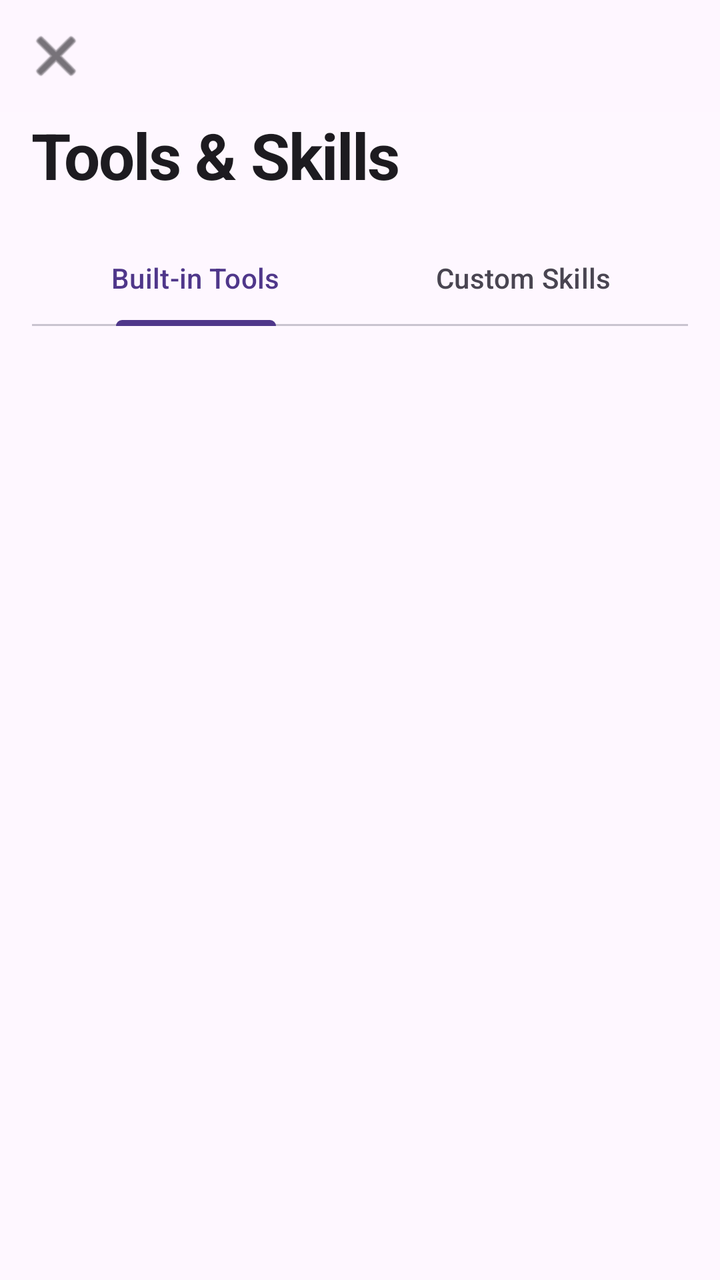
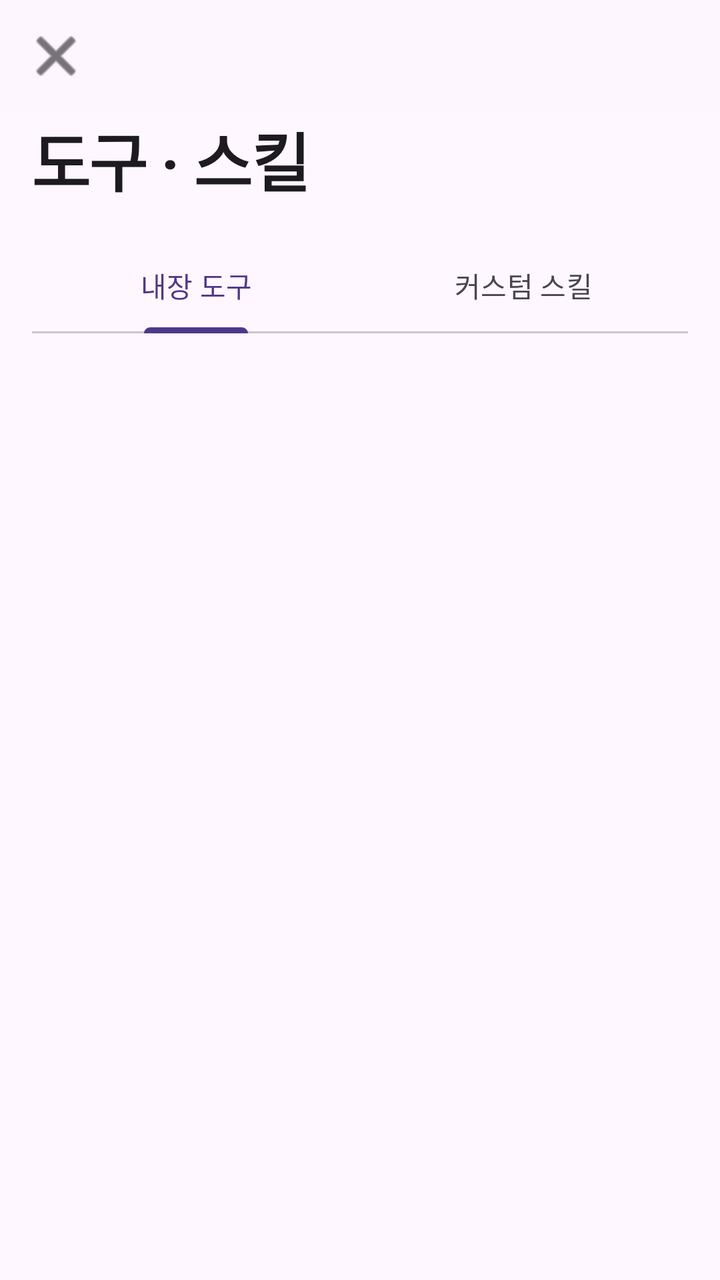

The first picture is an Android layout as it rendered before a commit; the second is the same layout after the commit. The layout source and the unified diff follow.
<!-- AndroidManifest.xml: application theme Theme.ClawDroid -->
<!-- res/layout/fragment_tool_settings.xml -->
<?xml version="1.0" encoding="utf-8"?>
<LinearLayout
    xmlns:android="http://schemas.android.com/apk/res/android"
    xmlns:app="http://schemas.android.com/apk/res-auto"
    android:layout_width="match_parent"
    android:layout_height="match_parent"
    android:orientation="vertical"
    android:background="@color/md_surface">

    <com.google.android.material.appbar.MaterialToolbar
        android:id="@+id/toolbar"
        android:layout_width="match_parent"
        android:layout_height="@dimen/toolbar_height"
        android:background="@color/surface_80"
        android:elevation="0dp"
        app:navigationIcon="@android:drawable/ic_menu_close_clear_cancel"
        app:navigationIconTint="@color/md_on_surface" />

    
    <TextView
        android:layout_width="match_parent"
        android:layout_height="wrap_content"
        android:text="Tools &amp; Skills"
        android:textSize="@dimen/text_3xl"
        android:textStyle="bold"
        android:textColor="@color/md_on_surface"
        android:paddingHorizontal="@dimen/spacing_lg"
        android:letterSpacing="-0.02" />

    <com.google.android.material.tabs.TabLayout
        android:id="@+id/tabLayout"
        android:layout_width="match_parent"
        android:layout_height="wrap_content"
        android:layout_marginTop="@dimen/spacing_lg"
        android:layout_marginHorizontal="@dimen/spacing_lg"
        app:tabMode="fixed"
        app:tabGravity="fill"
        app:tabIndicatorColor="@color/md_primary"
        app:tabSelectedTextColor="@color/md_primary"
        app:tabTextColor="@color/md_on_surface_variant"
        app:tabBackground="@android:color/transparent">

        <com.google.android.material.tabs.TabItem
            android:layout_width="wrap_content"
            android:layout_height="wrap_content"
            android:text="Built-in Tools" />

        <com.google.android.material.tabs.TabItem
            android:layout_width="wrap_content"
            android:layout_height="wrap_content"
            android:text="Custom Skills" />
    </com.google.android.material.tabs.TabLayout>

    
    <androidx.recyclerview.widget.RecyclerView
        android:id="@+id/recyclerTools"
        android:layout_width="match_parent"
        android:layout_height="match_parent"
        android:clipToPadding="false"
        android:paddingHorizontal="@dimen/spacing_lg"
        android:paddingTop="@dimen/spacing_lg"
        android:paddingBottom="@dimen/spacing_2xl"
        app:layoutManager="androidx.recyclerview.widget.LinearLayoutManager" />

</LinearLayout>
<!-- resources referenced by this layout -->
<resources>
  <color name="md_on_surface">#1D1B20</color>
  <color name="md_on_surface_variant">#494551</color>
  <color name="md_primary">#4F378A</color>
  <color name="md_surface">#FEF7FF</color>
  <color name="surface_80">#CCFEF7FF</color>
  <dimen name="spacing_2xl">32dp</dimen>
  <dimen name="spacing_lg">16dp</dimen>
  <dimen name="text_3xl">32sp</dimen>
  <dimen name="toolbar_height">56dp</dimen>
  <style name="Theme.ClawDroid" parent="Theme.Material3.Light.NoActionBar">
          
          <item name="colorPrimary">@color/purple_primary</item>
          <item name="colorPrimaryContainer">@color/purple_primary_variant</item>
          <item name="colorOnPrimary">@color/purple_on_primary</item>
          <item name="colorOnPrimaryContainer">#E0D2FF</item>
  
          
          <item name="colorSecondary">#625B71</item>
          <item name="colorSecondaryContainer">#E8DEF9</item>
          <item name="colorOnSecondary">@color/purple_on_primary</item>
          <item name="colorOnSecondaryContainer">#686177</item>
  
          
          <item name="colorTertiary">#633B48</item>
          <item name="colorTertiaryContainer">#7D5260</item>
          <item name="colorOnTertiary">@color/purple_on_primary</item>
          <item name="colorOnTertiaryContainer">#FFCBDA</item>
  
          
          <item name="colorError">#BA1A1A</item>
          <item name="colorErrorContainer">#FFDAD6</item>
          <item name="colorOnError">@color/purple_on_primary</item>
          <item name="colorOnErrorContainer">#93000A</item>
  
          
          <item name="colorSurface">#FEF7FF</item>
          <item name="colorSurfaceVariant">#E7E0E8</item>
          <item name="colorOnSurface">#1D1B20</item>
          <item name="colorOnSurfaceVariant">#494551</item>
          <item name="android:colorBackground">@color/background</item>
          <item name="colorOnBackground">#1D1B20</item>
          <item name="colorSurfaceContainerLowest">#FFFFFF</item>
          <item name="colorSurfaceContainerLow">#F8F1F9</item>
          <item name="colorSurfaceContainer">#F2ECF4</item>
          <item name="colorSurfaceContainerHigh">#EDE6EE</item>
          <item name="colorSurfaceContainerHighest">#E7E0E8</item>
  
          
          <item name="colorOutline">#7A7582</item>
          <item name="colorOutlineVariant">#CBC4D2</item>
  
          
          <item name="colorSurfaceInverse">#322F35</item>
          <item name="colorOnSurfaceInverse">#F5EFF6</item>
          <item name="colorPrimaryInverse">#CFBCFF</item>
  
          
          <item name="android:statusBarColor">@color/background</item>
          <item name="android:navigationBarColor">#FEF7FF</item>
          <item name="android:windowLightStatusBar">true</item>
  
          
          <item name="shapeAppearanceSmallComponent">@style/Shape.ClawDroid.Small</item>
          <item name="shapeAppearanceMediumComponent">@style/Shape.ClawDroid.Medium</item>
          <item name="shapeAppearanceLargeComponent">@style/Shape.ClawDroid.Large</item>
      </style>
  <color name="purple_primary">#4F378A</color>
  <color name="purple_primary_variant">#6750A4</color>
  <color name="purple_on_primary">#FFFFFF</color>
  <color name="background">#FEF7FF</color>
  <style name="Shape.ClawDroid.Small" parent="ShapeAppearance.Material3.SmallComponent">
          <item name="cornerSize">8dp</item>
      </style>
  <style name="Shape.ClawDroid.Medium" parent="ShapeAppearance.Material3.MediumComponent">
          <item name="cornerSize">12dp</item>
      </style>
  <style name="Shape.ClawDroid.Large" parent="ShapeAppearance.Material3.LargeComponent">
          <item name="cornerSize">24dp</item>
      </style>
</resources>

<!-- the commit's change to res/layout/fragment_tool_settings.xml (unified diff, before → after) -->
@@ -20,7 +20,7 @@
     <TextView
         android:layout_width="match_parent"
         android:layout_height="wrap_content"
-        android:text="Tools &amp; Skills"
+        android:text="@string/settings_tools"
         android:textSize="@dimen/text_3xl"
         android:textStyle="bold"
         android:textColor="@color/md_on_surface"
@@ -43,12 +43,12 @@
         <com.google.android.material.tabs.TabItem
             android:layout_width="wrap_content"
             android:layout_height="wrap_content"
-            android:text="Built-in Tools" />
+            android:text="@string/tools_builtin" />
 
         <com.google.android.material.tabs.TabItem
             android:layout_width="wrap_content"
             android:layout_height="wrap_content"
-            android:text="Custom Skills" />
+            android:text="@string/tools_custom_skills" />
     </com.google.android.material.tabs.TabLayout>
 
     
<!-- resource entries referenced after the edit -->
@@ -9,6 +9,9 @@
   <dimen name="spacing_lg">16dp</dimen>
   <dimen name="text_3xl">32sp</dimen>
   <dimen name="toolbar_height">56dp</dimen>
+  <string name="settings_tools">도구 · 스킬</string>
+  <string name="tools_builtin">내장 도구</string>
+  <string name="tools_custom_skills">커스텀 스킬</string>
   <style name="Theme.ClawDroid" parent="Theme.Material3.Light.NoActionBar">
           
           <item name="colorPrimary">@color/purple_primary</item>
@@ -58,8 +61,9 @@
   
           
           <item name="android:statusBarColor">@color/background</item>
-          <item name="android:navigationBarColor">#FEF7FF</item>
+          <item name="android:navigationBarColor">@color/md_primary_container</item>
           <item name="android:windowLightStatusBar">true</item>
+          <item name="android:windowLightNavigationBar">false</item>
   
           
           <item name="shapeAppearanceSmallComponent">@style/Shape.ClawDroid.Small</item>
@@ -70,6 +74,7 @@
   <color name="purple_primary_variant">#6750A4</color>
   <color name="purple_on_primary">#FFFFFF</color>
   <color name="background">#FEF7FF</color>
+  <color name="md_primary_container">#6750A4</color>
   <style name="Shape.ClawDroid.Small" parent="ShapeAppearance.Material3.SmallComponent">
           <item name="cornerSize">8dp</item>
       </style>
